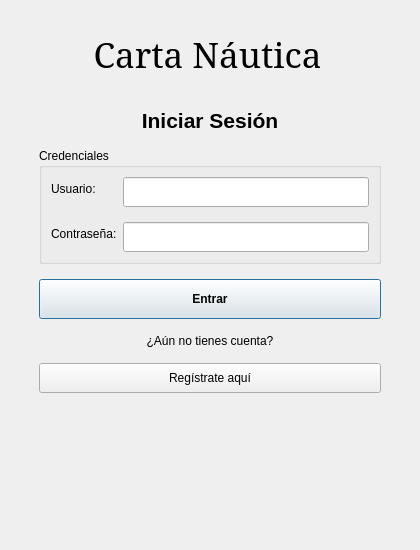
Old version of the form logindialog.ui in the repository Cantonplas/Trabajo_IHM.
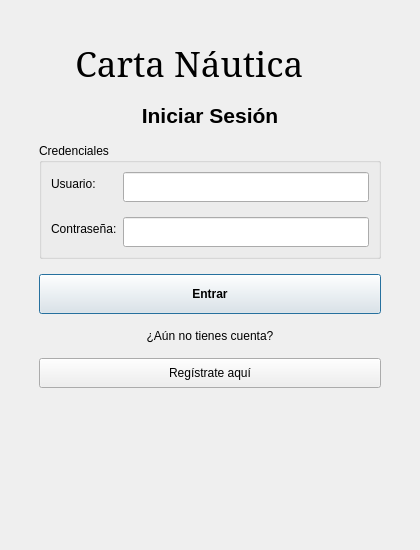
New version of the form.

Diff of the .ui file:
```diff
--- a/logindialog.ui
+++ b/logindialog.ui
@@ -36,6 +36,16 @@
     <number>30</number>
    </property>
    <item>
+    <widget class="QStackedWidget" name="stackedWidget">
+     <property name="currentIndex">
+      <number>0</number>
+     </property>
+     <widget class="QWidget" name="pageLogin">
+      <layout class="QVBoxLayout" name="verticalLayoutLogin">
+       <property name="spacing">
+        <number>15</number>
+       </property>
+       <item>
     <widget class="QLabel" name="label">
      <property name="font">
       <font>
@@ -48,20 +58,10 @@
       <enum>Qt::LayoutDirection::LeftToRight</enum>
      </property>
      <property name="text">
-      <string>       Carta Náutica</string>
+          <string>    Carta Náutica</string>
      </property>
     </widget>
    </item>
-   <item>
-    <widget class="QStackedWidget" name="stackedWidget">
-     <property name="currentIndex">
-      <number>0</number>
-     </property>
-     <widget class="QWidget" name="pageLogin">
-      <layout class="QVBoxLayout" name="verticalLayoutLogin">
-       <property name="spacing">
-        <number>15</number>
-       </property>
        <item>
         <widget class="QLabel" name="lblHeader">
          <property name="font">
```
Lines whose indentation alone changed are shown as unchanged.
